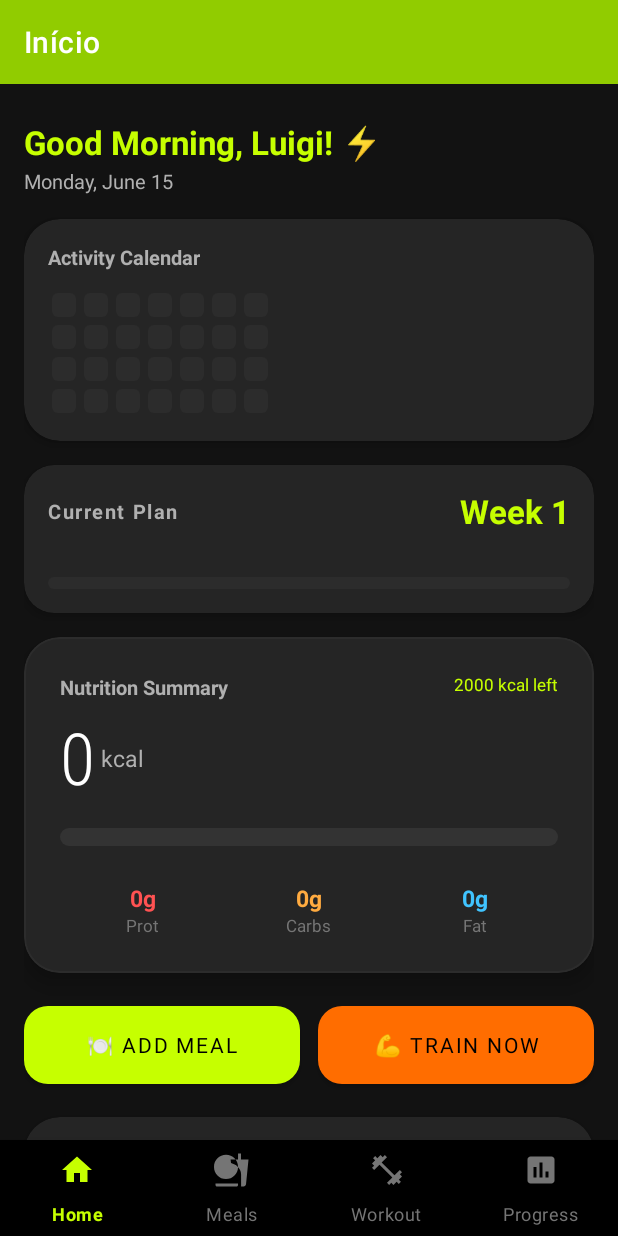
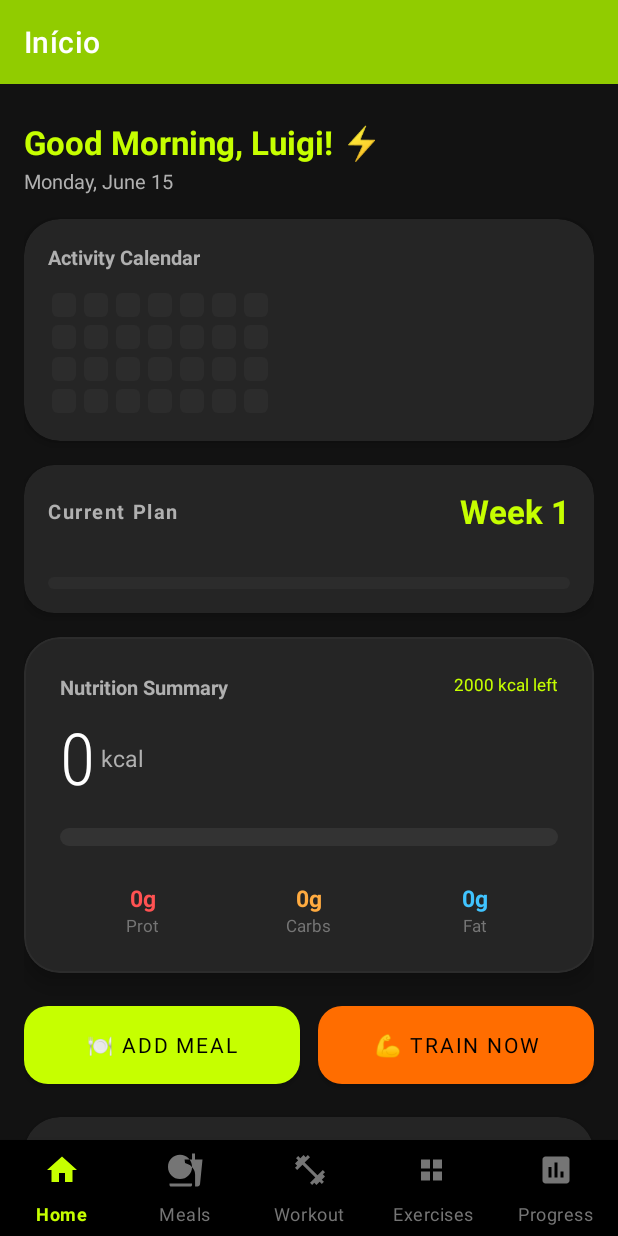
Before and after one commit to luigi043/LuigisWorkout, an Android app: the screen it shows after launch (MainActivity), on a phone screen of 412 x 824 dp. Run offline under Robolectric (Android 15) with nearby library versions, the phone set to English and light mode, and no system bars; our stand-ins replace Room's generated code, navigation-ui; 1 statement that could not run was skipped.

Commit message:
Exercises tab: browsable MuscleWiki-style library
Adds a 5th bottom-nav tab ("Exercises") with a musclewiki.com-style catalogue: a single-select muscle filter (All / Chest / Back / Shoulders / Arms / Legs / Glutes / Core / Cardio) over ~55 exercises. Tapping any card opens the in-app video example. The Cardio group adds fat-loss burners (kettlebell swing, rowing, burpees, incline walk).

Extracts the WebView example bottom sheet into a shared ExampleSheet util so both the Workout plan and the new library reuse it. Wires the new destination into nav_graph, bottom_nav_menu, and MainActivity.

```diff
--- a/app/src/main/java/com/luigisworkout/MainActivity.kt
+++ b/app/src/main/java/com/luigisworkout/MainActivity.kt
@@ -41,7 +41,10 @@ class MainActivity : AppCompatActivity() {
 
         val bottomNav = binding.bottomNavigation
         val appBarConfiguration = AppBarConfiguration(
-            setOf(R.id.homeFragment, R.id.mealPlanFragment, R.id.workoutFragment, R.id.progressFragment)
+            setOf(
+                R.id.homeFragment, R.id.mealPlanFragment, R.id.workoutFragment,
+                R.id.exerciseLibraryFragment, R.id.progressFragment
+            )
         )
 
         setupActionBarWithNavController(navController, appBarConfiguration)
@@ -50,8 +53,8 @@ class MainActivity : AppCompatActivity() {
         // Hide toolbar and bottom nav on certain destinations
         navController.addOnDestinationChangedListener { _, destination, _ ->
             when (destination.id) {
-                R.id.homeFragment, R.id.mealPlanFragment,
-                R.id.workoutFragment, R.id.progressFragment -> {
+                R.id.homeFragment, R.id.mealPlanFragment, R.id.workoutFragment,
+                R.id.exerciseLibraryFragment, R.id.progressFragment -> {
                     binding.toolbar.visibility = View.VISIBLE
                     binding.bottomNavigation.visibility = View.VISIBLE
                 }
--- a/app/src/main/java/com/luigisworkout/data/AppContent.kt
+++ b/app/src/main/java/com/luigisworkout/data/AppContent.kt
@@ -62,6 +62,20 @@ data class FoodItem(
     val unit: String = "100g",
     val supermarket: String = "Any",
     val priceRating: String = "$"
+)
+
+/**
+ * A single entry in the browsable exercise library (the "Exercises" tab).
+ * Lightweight on purpose — it carries just enough to render a card and open
+ * the matching musclewiki.com video via the in-app example sheet (which only
+ * needs [name]). [muscle] doubles as the filter category.
+ */
+data class LibraryExercise(
+    val name: String,
+    val muscle: String,        // filter category: Chest, Back, Shoulders, Arms, Legs, Glutes, Core, Cardio
+    val equipment: String,     // Barbell, Dumbbell, Cable, Machine, Bodyweight, Kettlebell
+    val difficulty: String = "Medium",
+    val tip: String = ""       // short one-line coaching cue
 )
 
 // ─── CONTENT ───────────────────────────────────────────────────────────────────
@@ -579,6 +593,137 @@ object AppContent {
         FoodItem("Chickpeas", 164, 9f, 27f, 2.6f)
     )
 
+    // ─── EXERCISE LIBRARY ────────────────────────────────────────────────────────
+    //
+    // Browsable catalogue for the "Exercises" tab — a musclewiki.com-style home of
+    // movements grouped by muscle. Tapping any card opens the in-app video example
+    // (search lands on the matching musclewiki.com demo). Names are kept standard
+    // so the search resolves cleanly. Weight-loss bias: lots of big compound lifts
+    // plus a dedicated Cardio group for calorie burn.
+
+    /** Filter chips, in display order. "All" is prepended by the UI. */
+    val libraryMuscles = listOf(
+        "Chest", "Back", "Shoulders", "Arms", "Legs", "Glutes", "Core", "Cardio"
+    )
+
+    val exerciseLibrary: List<LibraryExercise> = listOf(
+        // ── CHEST ──────────────────────────────────────────────────────────────
+        LibraryExercise("Barbell Bench Press", "Chest", "Barbell", "Advanced",
+            "Pinch shoulder blades · bar to lower chest · controlled descent"),
+        LibraryExercise("Incline Barbell Bench Press", "Chest", "Barbell", "Advanced",
+            "Bench at 30–45° · bar to upper chest · elbows ~45°"),
+        LibraryExercise("Incline Dumbbell Press", "Chest", "Dumbbell",
+            "Press up and slightly in · full stretch at the bottom"),
+        LibraryExercise("Dumbbell Bench Press", "Chest", "Dumbbell",
+            "Wrists stacked over elbows · don't clank the DBs at the top"),
+        LibraryExercise("Cable Chest Fly", "Chest", "Cable",
+            "Slight elbow bend · meet in front of the hips · 1 s squeeze"),
+        LibraryExercise("Push Up", "Chest", "Bodyweight", "Beginner",
+            "Straight line head to heels · chest to fists · elevate hands if hard"),
+        LibraryExercise("Machine Chest Press", "Chest", "Machine", "Beginner",
+            "Handles at mid-chest · press without locking out hard"),
+
+        // ── BACK ───────────────────────────────────────────────────────────────
+        LibraryExercise("Lat Pulldown", "Back", "Cable",
+            "Wide grip · pull bar to upper chest · drive elbows down"),
+        LibraryExercise("Seated Cable Row", "Back", "Cable",
+            "Chest up · drive elbows back · squeeze at the ribs"),
+        LibraryExercise("Dumbbell Row", "Back", "Dumbbell",
+            "Brace on a bench · pull to the hip · don't twist the torso"),
+        LibraryExercise("Bent Over Barbell Row", "Back", "Barbell", "Advanced",
+            "Hinge to ~45° · bar to the belly · neutral spine"),
+        LibraryExercise("Pull Up", "Back", "Bodyweight", "Advanced",
+            "Dead hang · pull chin over the bar · use a band if needed"),
+        LibraryExercise("Chest Supported Row", "Back", "Machine",
+            "Chest stays on the pad · pull to the ribs · don't shrug"),
+        LibraryExercise("Straight Arm Pulldown", "Back", "Cable", "Beginner",
+            "Arms long · sweep the bar to the thighs · feel the lats"),
+
+        // ── SHOULDERS ────────────────────────────────────────────────────────────
+        LibraryExercise("Overhead Press", "Shoulders", "Barbell", "Advanced",
+            "Bar to upper chest · press straight up · keep the ribs down"),
+        LibraryExercise("Dumbbell Shoulder Press", "Shoulders", "Dumbbell",
+            "Neutral grip · elbows 30° forward · stop shy of lockout"),
+        LibraryExercise("Dumbbell Lateral Raise", "Shoulders", "Dumbbell", "Beginner",
+            "Lead with the elbows · pause at shoulder height"),
+        LibraryExercise("Cable Lateral Raise", "Shoulders", "Cable", "Beginner",
+            "Constant tension · slow lower · don't swing"),
+        LibraryExercise("Reverse Pec Deck", "Shoulders", "Machine", "Beginner",
+            "Arms slightly bent · open wide · pause at end range"),
+        LibraryExercise("Face Pull", "Shoulders", "Cable", "Beginner",
+            "Rope to the forehead · external rotation at the end"),
+
+        // ── ARMS ───────────────────────────────────────────────────────────────
+        LibraryExercise("Dumbbell Bicep Curl", "Arms", "Dumbbell", "Beginner",
+            "Elbows still · full stretch · 1 s squeeze · no swinging"),
+        LibraryExercise("Hammer Curl", "Arms", "Dumbbell", "Beginner",
+            "Neutral grip · thumbs up · control the lower"),
+        LibraryExercise("EZ Bar Curl", "Arms", "Barbell",
+            "Elbows tucked · full stretch · don't swing"),
+        LibraryExercise("Tricep Pushdown", "Arms", "Cable", "Beginner",
+            "Elbows pinned to the ribs · full extension · slow 2 s eccentric"),
+        LibraryExercise("Overhead Tricep Extension", "Arms", "Cable",
+            "Elbows tight to the head · full stretch at the bottom"),
+        LibraryExercise("Tricep Dip", "Arms", "Bodyweight",
+            "Lean slightly forward · lower to ~90° · don't shrug"),
+
+        // ── LEGS ───────────────────────────────────────────────────────────────
+        LibraryExercise("Goblet Squat", "Legs", "Dumbbell",
+            "DB at the chest · sit back to a box at parallel · drive through heels"),
+        LibraryExercise("Leg Press", "Legs", "Machine",
+            "Feet high & wide · stop ~90° · don't round the lower back"),
+        LibraryExercise("Romanian Deadlift", "Legs", "Barbell", "Advanced",
+            "Soft knees · push the hips back · bar slides down the thighs"),
+        LibraryExercise("Reverse Lunge", "Legs", "Dumbbell",
+            "Step back · front shin vertical · push through the front heel"),
+        LibraryExercise("Leg Extension", "Legs", "Machine", "Beginner",
+            "Lighter than ego says · 2 s pause at the top"),
+        LibraryExercise("Seated Leg Curl", "Legs", "Machine", "Beginner",
+            "Toes neutral · 2 s squeeze · slow eccentric"),
+        LibraryExercise("Bulgarian Split Squat", "Legs", "Dumbbell", "Advanced",
+            "Rear foot elevated · drop straight down · weight on the front heel"),
+        LibraryExercise("Standing Calf Raise", "Legs", "Machine", "Beginner",
+            "Full stretch at the bottom · 1 s squeeze on top · don't bounce"),
+
+        // ── GLUTES ──────────────────────────────────────────────────────────────
+        LibraryExercise("Barbell Hip Thrust", "Glutes", "Barbell",
+            "Bar over the hips · chin tucked · drive hips up · 1 s squeeze"),
+        LibraryExercise("Cable Glute Kickback", "Glutes", "Cable", "Beginner",
+            "Slight forward lean · drive the heel up and back · squeeze 1 s"),
+        LibraryExercise("Glute Bridge", "Glutes", "Bodyweight", "Beginner",
+            "Heels close · drive hips up · squeeze hard at the top"),
+        LibraryExercise("Hip Abduction Machine", "Glutes", "Machine", "Beginner",
+            "Lean forward slightly · push knees out · control the return"),
+
+        // ── CORE ────────────────────────────────────────────────────────────────
+        LibraryExercise("Plank", "Core", "Bodyweight", "Beginner",
+            "Forearms down · squeeze glutes · ribs down · don't sag"),
+        LibraryExercise("Hanging Knee Raise", "Core", "Bodyweight",
+            "Curl the pelvis up · control the lower · no swinging"),
+        LibraryExercise("Cable Crunch", "Core", "Cable", "Beginner",
+            "Round the spine toward the knees · exhale hard · slow return"),
+        LibraryExercise("Russian Twist", "Core", "Bodyweight", "Beginner",
+            "Lean back · rotate fully side to side · control every twist"),
+        LibraryExercise("Mountain Climber", "Core", "Bodyweight",
+            "Plank position · drive knees fast · hips low"),
+
+        // ── CARDIO / CONDITIONING (fat-loss burners) ─────────────────────────────
+        LibraryExercise("Treadmill Incline Walk", "Cardio", "Machine", "Beginner",
+            "Incline 8–12% · 5–6 km/h · the steady fat-burner"),
+        LibraryExercise("Jumping Jack", "Cardio", "Bodyweight", "Beginner",
+            "Full range · steady rhythm · great warm-up or finisher"),
+        LibraryExercise("High Knees", "Cardio", "Bodyweight", "Beginner",
+            "Drive knees to hip height · stay light on the feet"),
+        LibraryExercise("Burpee", "Cardio", "Bodyweight", "Advanced",
+            "Chest to floor · explode up · scale by stepping if knees complain"),
+        LibraryExercise("Kettlebell Swing", "Cardio", "Kettlebell",
+            "Hinge, don't squat · snap the hips · bell floats to chest height"),
+        LibraryExercise("Rowing Machine", "Cardio", "Machine", "Beginner",
+            "Legs → back → arms · big calorie burn, easy on the knees"),
+        LibraryExercise("Battle Ropes", "Cardio", "Bodyweight",
+            "Athletic stance · fast alternating waves · brace the core")
+    )
+
     // ─── Helpers to keep the plan compact ──────────────────────────────────────
     private fun warmUpTreadmill(min: Int = 5) =
         Exercise("Treadmill Warm-Up", 1, "$min min", 0, "Cardio",
--- /dev/null
+++ b/app/src/main/res/drawable/ic_exercise.xml
@@ -0,0 +1,11 @@
+<?xml version="1.0" encoding="utf-8"?>
+<vector xmlns:android="http://schemas.android.com/apk/res/android"
+    android:width="24dp"
+    android:height="24dp"
+    android:viewportWidth="24"
+    android:viewportHeight="24"
+    android:tint="?attr/colorControlNormal">
+    <path
+        android:fillColor="@android:color/white"
+        android:pathData="M4,11h6L10,5L4,5v6zM4,19h6v-6L4,13v6zM12,19h6v-6h-6v6zM12,5v6h6L18,5h-6z"/>
+</vector>
--- a/app/src/main/res/menu/bottom_nav_menu.xml
+++ b/app/src/main/res/menu/bottom_nav_menu.xml
@@ -17,6 +17,11 @@
         android:title="@string/nav_workout" />
 
     <item
+        android:id="@+id/exerciseLibraryFragment"
+        android:icon="@drawable/ic_exercise"
+        android:title="@string/nav_exercises" />
+
+    <item
         android:id="@+id/progressFragment"
         android:icon="@drawable/ic_progress"
         android:title="@string/nav_progress" />
--- a/app/src/main/res/navigation/nav_graph.xml
+++ b/app/src/main/res/navigation/nav_graph.xml
@@ -30,6 +30,12 @@
         tools:layout="@layout/fragment_progress" />
 
     <fragment
+        android:id="@+id/exerciseLibraryFragment"
+        android:name="com.luigisworkout.ui.exercises.ExerciseLibraryFragment"
+        android:label="Exercícios"
+        tools:layout="@layout/fragment_exercise_library" />
+
+    <fragment
         android:id="@+id/shoppingListFragment"
         android:name="com.luigisworkout.ui.mealplan.ShoppingListFragment"
         android:label="Lista de Compras"
```
Also changed, not shown: app/src/main/java/com/luigisworkout/ui/exercises/ExerciseLibraryFragment.kt (added, +139 -0 lines), app/src/main/java/com/luigisworkout/ui/workout/WorkoutFragment.kt (+2 -61 lines), app/src/main/java/com/luigisworkout/util/ExampleSheet.kt (added, +77 -0 lines), app/src/main/res/layout/fragment_exercise_library.xml (added, +67 -0 lines), app/src/main/res/layout/item_library_exercise.xml (added, +110 -0 lines), app/src/main/res/values/strings.xml (+7 -0 lines).
